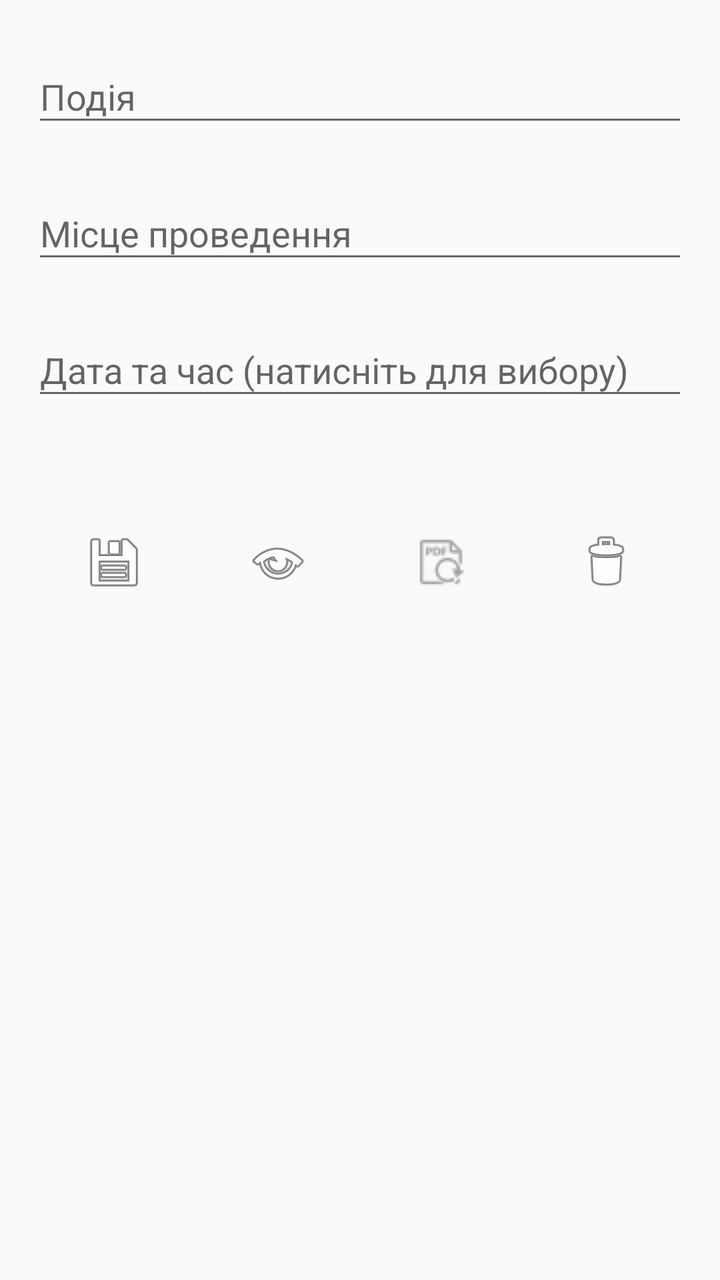
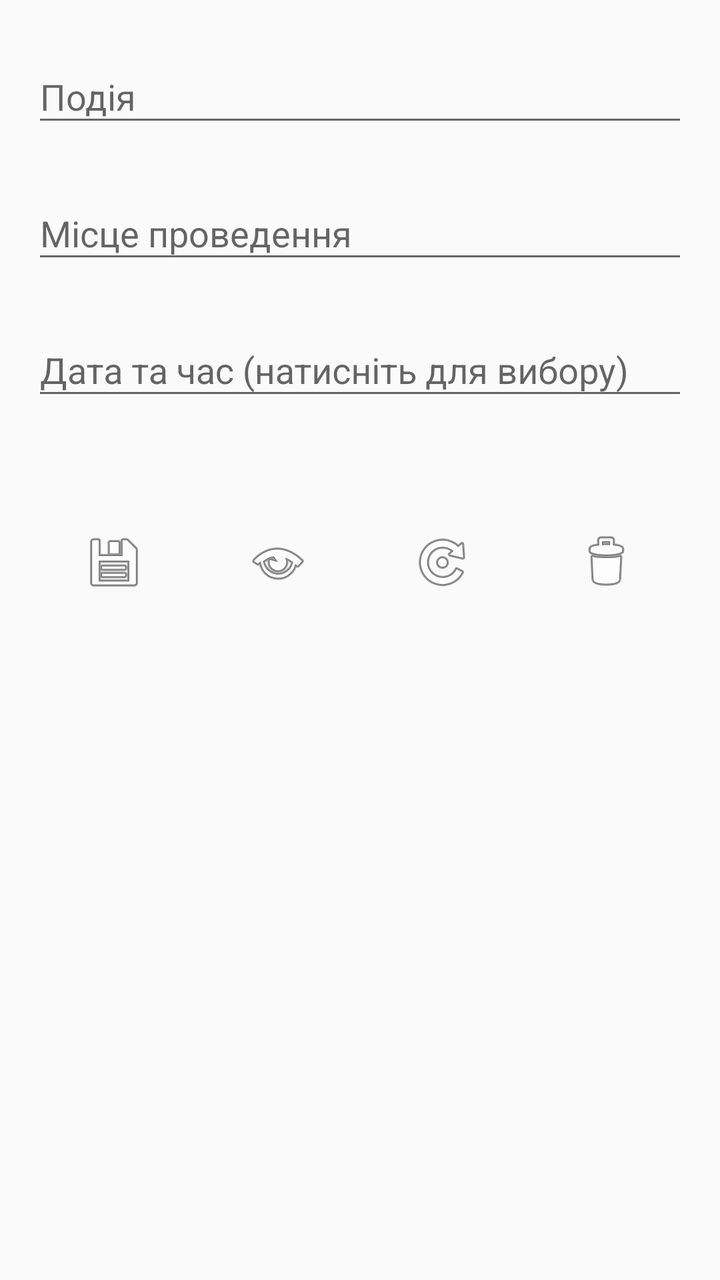

Two renders of the same Android screen: before a commit and after it. Below are the layout's source before the change and the commit's diff.
<!-- AndroidManifest.xml: application theme Theme.AppCompat.Light.DarkActionBar -->
<!-- res/layout/activity_ticket_edit.xml -->
<?xml version="1.0" encoding="utf-8"?>
<ScrollView xmlns:android="http://schemas.android.com/apk/res/android"
    android:layout_width="match_parent"
    android:layout_height="match_parent"
    android:padding="16dp">

    <LinearLayout
        android:layout_width="match_parent"
        android:layout_height="wrap_content"
        android:orientation="vertical">

        <com.google.android.material.textfield.TextInputLayout
            android:layout_width="match_parent"
            android:layout_height="wrap_content"
            android:layout_marginBottom="16dp"
            android:hint="@string/ticket_title_hint">

            <com.google.android.material.textfield.TextInputEditText
                android:id="@+id/editTicketTitle"
                android:layout_width="match_parent"
                android:layout_height="wrap_content"
                android:inputType="text" />

        </com.google.android.material.textfield.TextInputLayout>

        <com.google.android.material.textfield.TextInputLayout
            android:layout_width="match_parent"
            android:layout_height="wrap_content"
            android:layout_marginBottom="16dp"
            android:hint="@string/ticket_venue_hint">

            <com.google.android.material.textfield.TextInputEditText
                android:id="@+id/editTicketVenue"
                android:layout_width="match_parent"
                android:layout_height="wrap_content"
                android:inputType="text" />

        </com.google.android.material.textfield.TextInputLayout>

        <com.google.android.material.textfield.TextInputLayout
            android:layout_width="match_parent"
            android:layout_height="wrap_content"
            android:layout_marginBottom="24dp"
            android:hint="@string/ticket_date_hint">

            <com.google.android.material.textfield.TextInputEditText
                android:id="@+id/editTicketDate"
                android:layout_width="match_parent"
                android:layout_height="wrap_content"
                android:inputType="none"
                android:focusable="false"
                android:clickable="true" />

        </com.google.android.material.textfield.TextInputLayout>

        
        <LinearLayout
            android:layout_width="match_parent"
            android:layout_height="wrap_content"
            android:orientation="horizontal"
            android:gravity="center"
            android:layout_marginTop="16dp">

            
            <ImageButton
                android:id="@+id/buttonSaveTicket"
                android:layout_width="wrap_content"
                android:layout_height="wrap_content"
                android:layout_margin="8dp"
                android:background="?attr/selectableItemBackgroundBorderless"
                android:src="@android:drawable/ic_menu_save"
                android:contentDescription="@string/save_ticket_desc"
                android:padding="12dp"
                android:layout_weight="1" />

            
            <ImageButton
                android:id="@+id/buttonOpenTicket"
                android:layout_width="wrap_content"
                android:layout_height="wrap_content"
                android:layout_margin="8dp"
                android:background="?attr/selectableItemBackgroundBorderless"
                android:src="@android:drawable/ic_menu_view"
                android:contentDescription="@string/open_pdf_desc"
                android:padding="12dp"
                android:layout_weight="1" />

            
            <ImageButton
                android:id="@+id/buttonReplacePdf"
                android:layout_width="wrap_content"
                android:layout_height="wrap_content"
                android:layout_margin="8dp"
                android:background="?attr/selectableItemBackgroundBorderless"
                android:src="@drawable/pdf_change_transparent_32"
                android:contentDescription="@string/replace_pdf_desc"
                android:padding="12dp"
                android:layout_weight="1" />

            
            <ImageButton
                android:id="@+id/buttonDeleteTicket"
                android:layout_width="wrap_content"
                android:layout_height="wrap_content"
                android:layout_margin="8dp"
                android:background="?attr/selectableItemBackgroundBorderless"
                android:src="@android:drawable/ic_menu_delete"
                android:contentDescription="@string/delete_ticket_desc"
                android:padding="12dp"
                android:layout_weight="1" />

        </LinearLayout>

    </LinearLayout>

</ScrollView>
<!-- resources referenced by this layout -->
<resources>
  <!-- drawable pdf_change_transparent_32: png bitmap (drawable, 1542 bytes) -->
  <string name="delete_ticket_desc">Видалити квиток</string>
  <string name="open_pdf_desc">Відкрити PDF</string>
  <string name="replace_pdf_desc">Замінити PDF</string>
  <string name="save_ticket_desc">Зберегти квиток</string>
  <string name="ticket_date_hint">Дата та час (натисніть для вибору)</string>
  <string name="ticket_title_hint">Подія</string>
  <string name="ticket_venue_hint">Місце проведення</string>
</resources>

<!-- the commit's change to res/layout/activity_ticket_edit.xml (unified diff, before → after) -->
@@ -92,7 +92,7 @@
                 android:layout_height="wrap_content"
                 android:layout_margin="8dp"
                 android:background="?attr/selectableItemBackgroundBorderless"
-                android:src="@drawable/pdf_change_transparent_32"
+                android:src="@android:drawable/ic_menu_rotate"
                 android:contentDescription="@string/replace_pdf_desc"
                 android:padding="12dp"
                 android:layout_weight="1" />
<!-- resource entries referenced after the edit -->
@@ -1,6 +1,5 @@
 <!-- resources referenced by this layout -->
 <resources>
-  <!-- drawable pdf_change_transparent_32: png bitmap (drawable, 1542 bytes) -->
   <string name="delete_ticket_desc">Видалити квиток</string>
   <string name="open_pdf_desc">Відкрити PDF</string>
   <string name="replace_pdf_desc">Замінити PDF</string>
